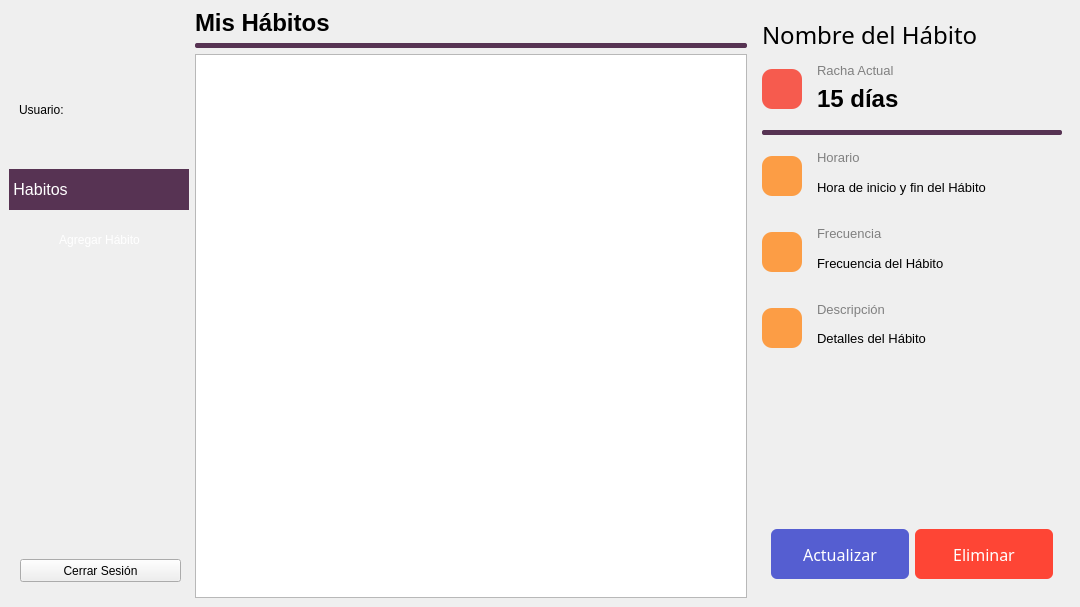
ReizoVC/Fial-DAFE, file UI/habit_manager.ui: the form before one commit.
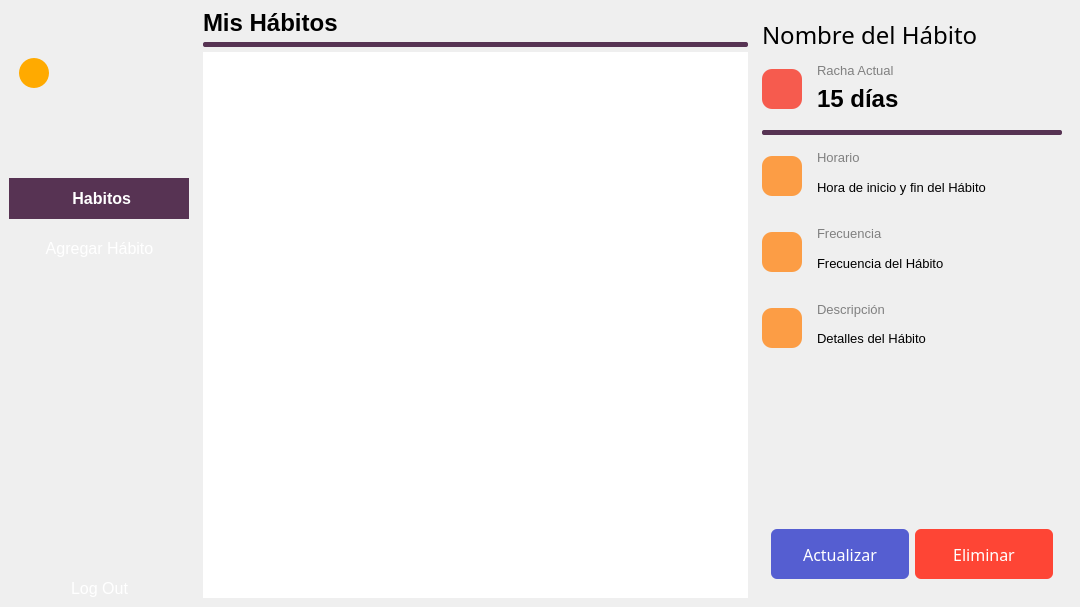
The form after the commit. Icons and pictures are not drawn.

What changed in the file:
```diff
--- a/UI/habit_manager.ui
+++ b/UI/habit_manager.ui
@@ -27,14 +27,27 @@
   </property>
   <widget class="QWidget" name="centralwidget">
    <layout class="QHBoxLayout" name="horizontalLayout">
+    <property name="spacing">
+     <number>5</number>
+    </property>
+    <property name="leftMargin">
+     <number>0</number>
+    </property>
     <item>
-     <layout class="QVBoxLayout" name="leftSidebarLayout">
+     <widget class="QWidget" name="leftSidebarLayout" native="true">
+      <property name="minimumSize">
+       <size>
+        <width>0</width>
+        <height>600</height>
+       </size>
+      </property>
+      <layout class="QVBoxLayout" name="leftSidebarLayou">
       <item>
        <widget class="QWidget" name="background" native="true">
         <property name="minimumSize">
          <size>
           <width>180</width>
-          <height>0</height>
+           <height>600</height>
          </size>
         </property>
         <property name="styleSheet">
@@ -47,20 +60,30 @@
         <widget class="QLabel" name="userLabel">
          <property name="geometry">
           <rect>
-           <x>10</x>
-           <y>90</y>
-           <width>150</width>
-           <height>21</height>
+            <x>50</x>
+            <y>40</y>
+            <width>121</width>
+            <height>31</height>
           </rect>
          </property>
          <property name="minimumSize">
           <size>
-           <width>150</width>
+            <width>0</width>
            <height>0</height>
           </size>
          </property>
+          <property name="font">
+           <font>
+            <pointsize>12</pointsize>
+            <weight>75</weight>
+            <bold>true</bold>
+           </font>
+          </property>
+          <property name="styleSheet">
+           <string notr="true"/>
+          </property>
          <property name="text">
-          <string>Usuario: </string>
+           <string/>
          </property>
         </widget>
         <widget class="QPushButton" name="addHabitButton">
@@ -72,6 +95,11 @@
            <height>41</height>
           </rect>
          </property>
+          <property name="font">
+           <font>
+            <pointsize>12</pointsize>
+           </font>
+          </property>
          <property name="styleSheet">
           <string notr="true">QPushButton#addHabitButton{
 	border: none;
@@ -90,14 +118,30 @@
         <widget class="QPushButton" name="logoutButton">
          <property name="geometry">
           <rect>
-           <x>11</x>
+            <x>0</x>
            <y>550</y>
-           <width>161</width>
-           <height>23</height>
-          </rect>
-         </property>
+            <width>181</width>
+            <height>41</height>
+           </rect>
+          </property>
+          <property name="font">
+           <font>
+            <pointsize>12</pointsize>
+           </font>
+          </property>
+          <property name="styleSheet">
+           <string notr="true">QPushButton#logoutButton{
+	border: none;
+	background-color: transparent;
+	color: #fff;
+}
+
+QPushButton#logoutButton:hover{
+	background-color: #573353;
+}</string>
+          </property>
          <property name="text">
-          <string>Cerrar Sesión</string>
+           <string>Log Out</string>
          </property>
         </widget>
         <widget class="QLabel" name="label">
@@ -112,8 +156,8 @@
          <property name="font">
           <font>
            <pointsize>12</pointsize>
-           <weight>50</weight>
-           <bold>false</bold>
+            <weight>75</weight>
+            <bold>true</bold>
           </font>
          </property>
          <property name="styleSheet">
@@ -123,10 +167,40 @@
          <property name="text">
           <string> Habitos</string>
          </property>
+          <property name="alignment">
+           <set>Qt::AlignCenter</set>
+          </property>
+         </widget>
+         <widget class="QWidget" name="widget" native="true">
+          <property name="geometry">
+           <rect>
+            <x>10</x>
+            <y>40</y>
+            <width>30</width>
+            <height>30</height>
+           </rect>
+          </property>
+          <property name="minimumSize">
+           <size>
+            <width>30</width>
+            <height>30</height>
+           </size>
+          </property>
+          <property name="maximumSize">
+           <size>
+            <width>30</width>
+            <height>30</height>
+           </size>
+          </property>
+          <property name="styleSheet">
+           <string notr="true">background-color: rgb(255, 170, 0);
+border-radius: 15px;</string>
+          </property>
         </widget>
        </widget>
       </item>
      </layout>
+     </widget>
     </item>
     <item>
      <layout class="QVBoxLayout" name="mainLayout">
@@ -171,6 +245,9 @@
       </item>
       <item>
        <widget class="QListWidget" name="habitListWidget">
+        <property name="styleSheet">
+         <string notr="true">border: none;</string>
+        </property>
         <property name="iconSize">
          <size>
           <width>56</width>
```
Lines whose indentation alone changed are shown as unchanged.
